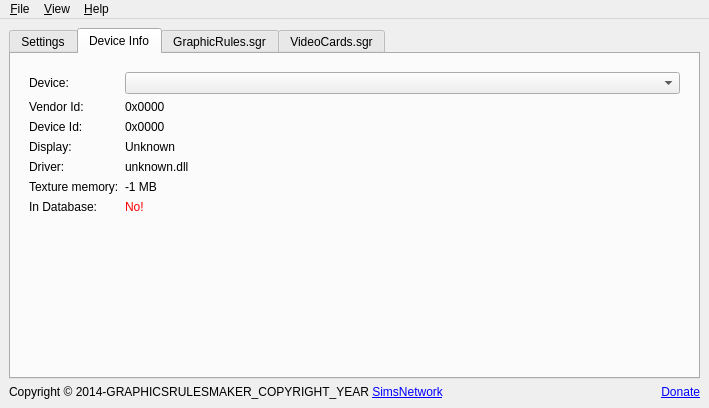
This is src/graphicsrulesmakerui/mainwindow.ui in haffmans/graphics-rules-maker as Qt 5 draws it before an edit. The edited form follows.
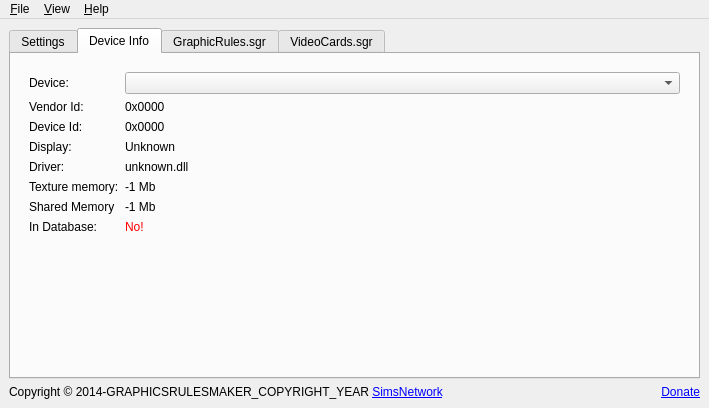
This is the edited form. The open tabs and pages were chosen to show the change. Icons and pictures are not drawn.

Commit message: Read graphics card shared memory separately

The edit to the form file:
```diff
--- a/src/graphicsrulesmakerui/mainwindow.ui
+++ b/src/graphicsrulesmakerui/mainwindow.ui
@@ -260,7 +260,7 @@
             <item row="5" column="1">
              <widget class="QLabel" name="memory">
               <property name="text">
-               <string>-1 MB</string>
+               <string>-1 Mb</string>
               </property>
               <property name="textFormat">
                <enum>Qt::PlainText</enum>
@@ -268,13 +268,27 @@
              </widget>
             </item>
             <item row="6" column="0">
+             <widget class="QLabel" name="sharedMemoryLabel">
+              <property name="text">
+               <string>Shared Memory</string>
+              </property>
+             </widget>
+            </item>
+            <item row="6" column="1">
+             <widget class="QLabel" name="sharedMemory">
+              <property name="text">
+               <string>-1 Mb</string>
+              </property>
+             </widget>
+            </item>
+            <item row="7" column="0">
              <widget class="QLabel" name="cardInDbLabel">
               <property name="text">
                <string>In Database:</string>
               </property>
              </widget>
             </item>
-            <item row="6" column="1">
+            <item row="7" column="1">
              <widget class="QLabel" name="cardInDb">
               <property name="text">
                <string>&lt;font style=&quot;color: red;&quot;&gt;No!&lt;/font&gt;</string>
```
Left out of the diff: 2 changed lines with no effect on the pictures. The commit also changes 4 other files.
